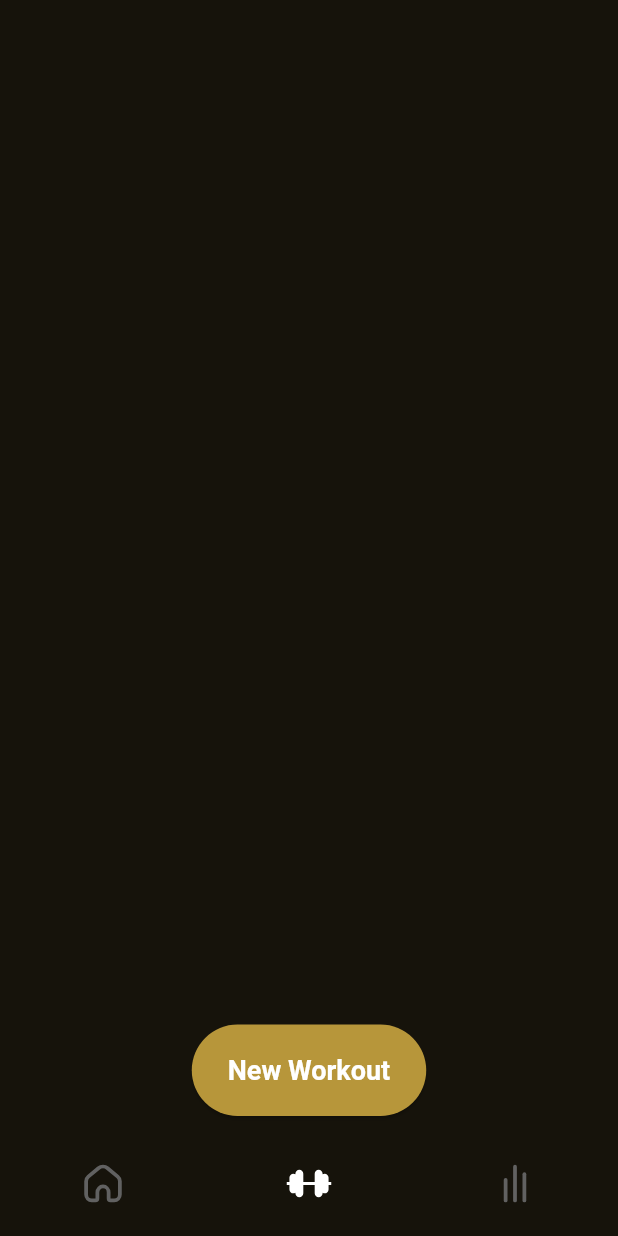
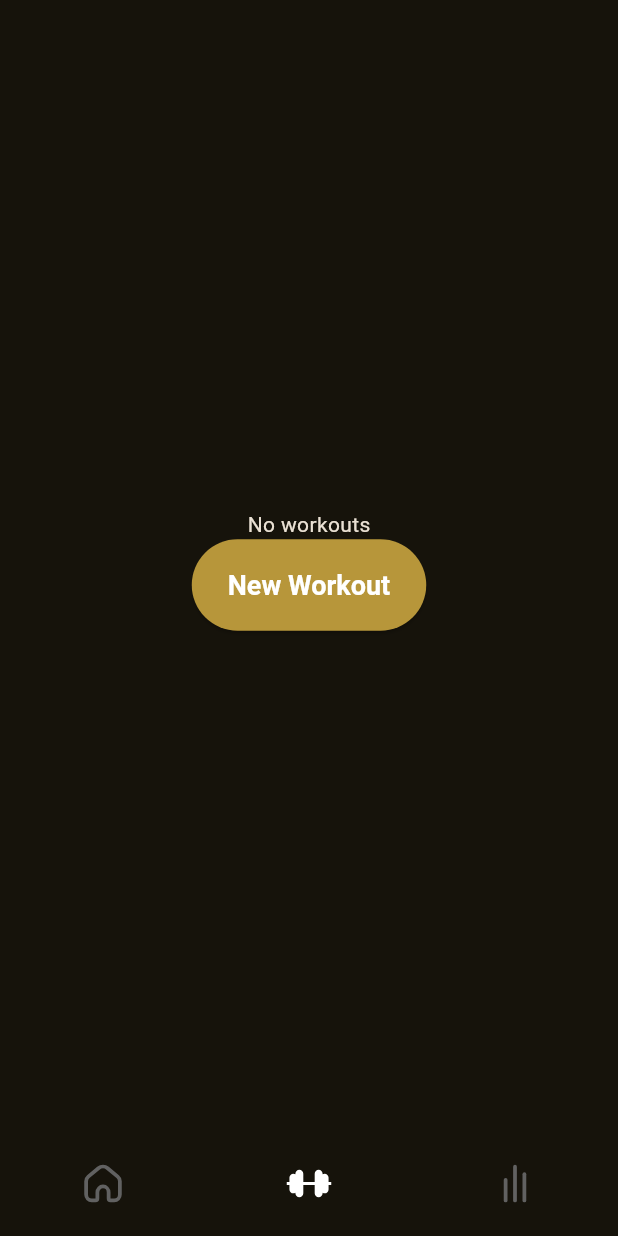
Before and after one commit to dsnoire/workout_app, a Flutter app: the screen it shows after launch, item 2 of the bottom bar chosen, on a phone screen of 412 x 824 dp. Run offline on Flutter 3.47's test engine with Material 3 defaults, Android fonts, the phone set to English and light mode, and no system bars; our stand-ins replace bloc, flutter_bloc, flutter_svg, freezed_annotation, hive, hive_flutter; accounts and stored records are empty.

Commit message:
Implement crud operations for workout feature

```diff
--- /dev/null
+++ b/lib/features/workout/cubits/cubit/workout_state.dart
@@ -0,0 +1,10 @@
+part of 'workout_cubit.dart';
+
+@freezed
+class WorkoutState with _$WorkoutState {
+  const factory WorkoutState.loading() = _Loading;
+  const factory WorkoutState.loaded({required List<Workout> workouts}) =
+      _Loaded;
+  const factory WorkoutState.empty() = _Empty;
+  const factory WorkoutState.error(String message) = _Error;
+}
--- /dev/null
+++ b/lib/features/workout/models/workout.dart
@@ -0,0 +1,16 @@
+import 'package:freezed_annotation/freezed_annotation.dart';
+import 'package:hive/hive.dart';
+
+part 'workout.freezed.dart';
+
+part 'workout.g.dart';
+
+@freezed
+class Workout with _$Workout {
+  @HiveType(typeId: 0)
+  const factory Workout({
+    @HiveField(0) required String id,
+    @HiveField(1) required String name,
+    @HiveField(2) required String schedule,
+  }) = _Workout;
+}
--- /dev/null
+++ b/lib/features/workout/repositories/workout_repository.dart
@@ -0,0 +1,8 @@
+import 'package:workout_app/features/workout/models/workout.dart';
+
+abstract class WorkoutRepository {
+  List<Workout> get getWorkouts;
+  Future<void> addWorkout({required Workout workout, required String id});
+  Future<void> editWorkout({required Workout workout, required String id});
+  Future<void> removeWorkout({required String id});
+}
--- a/lib/features/workout/views/workouts_view.dart
+++ b/lib/features/workout/views/workouts_view.dart
@@ -1,18 +1,45 @@
 import 'package:flutter/material.dart';
+import 'package:flutter_bloc/flutter_bloc.dart';
 import 'package:workout_app/common/constants/app_dimens.dart';
+import 'package:workout_app/features/workout/cubits/cubit/workout_cubit.dart';
 import 'package:workout_app/features/workout/views/add_or_edit_workout.dart';
 
 class WorkoutsView extends StatelessWidget {
-  const WorkoutsView({super.key});
+  const WorkoutsView({
+    Key? key,
+  }) : super(key: key);
 
   @override
   Widget build(BuildContext context) {
     return Padding(
       padding: const EdgeInsets.all(AppDimens.sizeXL),
       child: Column(
+        mainAxisAlignment: MainAxisAlignment.center,
         children: [
-          Container(),
-          const Spacer(),
+          BlocBuilder<WorkoutCubit, WorkoutState>(
+            builder: (context, state) {
+              return state.when(
+                loading: () => const Center(child: CircularProgressIndicator()),
+                loaded: (workouts) => ListView.separated(
+                  shrinkWrap: true,
+                  separatorBuilder: (_, __) => const SizedBox(height: 16),
+                  itemCount: workouts.length,
+                  itemBuilder: (
+                    BuildContext context,
+                    int index,
+                  ) {
+                    print(workouts);
+                    return ListTile(
+                      tileColor: Colors.red,
+                      leading: Text(workouts[index].name),
+                    );
+                  },
+                ),
+                empty: () => const Center(child: Text('No workouts')),
+                error: (message) => Center(child: Text(message)),
+              );
+            },
+          ),
           ElevatedButton(
             onPressed: () {
               Navigator.of(context).push(
--- a/lib/workout_app.dart
+++ b/lib/workout_app.dart
@@ -1,17 +1,29 @@
 import 'package:flutter/material.dart';
 import 'package:workout_app/common/theme/app_theme.dart';
 import 'package:workout_app/common/views/root_view.dart';
+import 'package:workout_app/features/workout/cubits/cubit/workout_cubit.dart';
+import 'package:workout_app/features/workout/repositories/workout_repository_impl.dart';
+import 'package:flutter_bloc/flutter_bloc.dart';
+import 'package:workout_app/features/workout/views/workouts_view.dart';
 
 class WorkoutApp extends StatelessWidget {
   const WorkoutApp({super.key});
 
   @override
   Widget build(BuildContext context) {
-    return MaterialApp(
-      debugShowCheckedModeBanner: false,
-      title: 'Workout App',
-      theme: AppTheme.theme,
-      home: const RootView(),
+    return MultiBlocProvider(
+      providers: [
+        BlocProvider(
+          create: (context) =>
+              WorkoutCubit(WorkoutRepositoryImpl())..getWorkouts(),
+        )
+      ],
+      child: MaterialApp(
+        debugShowCheckedModeBanner: false,
+        title: 'Workout App',
+        theme: AppTheme.theme,
+        home: const RootView(),
+      ),
     );
   }
 }
--- a/pubspec.yaml
+++ b/pubspec.yaml
@@ -39,6 +39,9 @@ dependencies:
   hive: ^2.2.3
   freezed_annotation: ^2.4.1
   flutter_svg: ^2.0.9
+  hive_flutter: ^1.1.0
+  json_annotation: ^4.8.1
+  uuid: ^4.2.2
 
 dev_dependencies:
   flutter_test:
@@ -52,6 +55,8 @@ dev_dependencies:
   flutter_lints: ^2.0.0
   build_runner: ^2.4.7
   freezed: ^2.4.5
+  hive_generator: ^2.0.1
+  json_serializable: ^6.7.1
 
 # For information on the generic Dart part of this file, see the
 # following page: https://dart.dev/tools/pub/pubspec
```
Also changed, not shown: lib/features/workout/cubits/cubit/workout_cubit.dart (added, +82 -0 lines), lib/features/workout/repositories/workout_repository_impl.dart (added, +33 -0 lines), lib/features/workout/views/add_or_edit_workout.dart (+20 -2 lines), lib/main.dart (+6 -1 lines), lib/features/workout/cubits/cubit/workout_cubit.freezed.dart (added), lib/features/workout/models/workout.freezed.dart (added), lib/features/workout/models/workout.g.dart (added), pubspec.lock, 1 other file.
